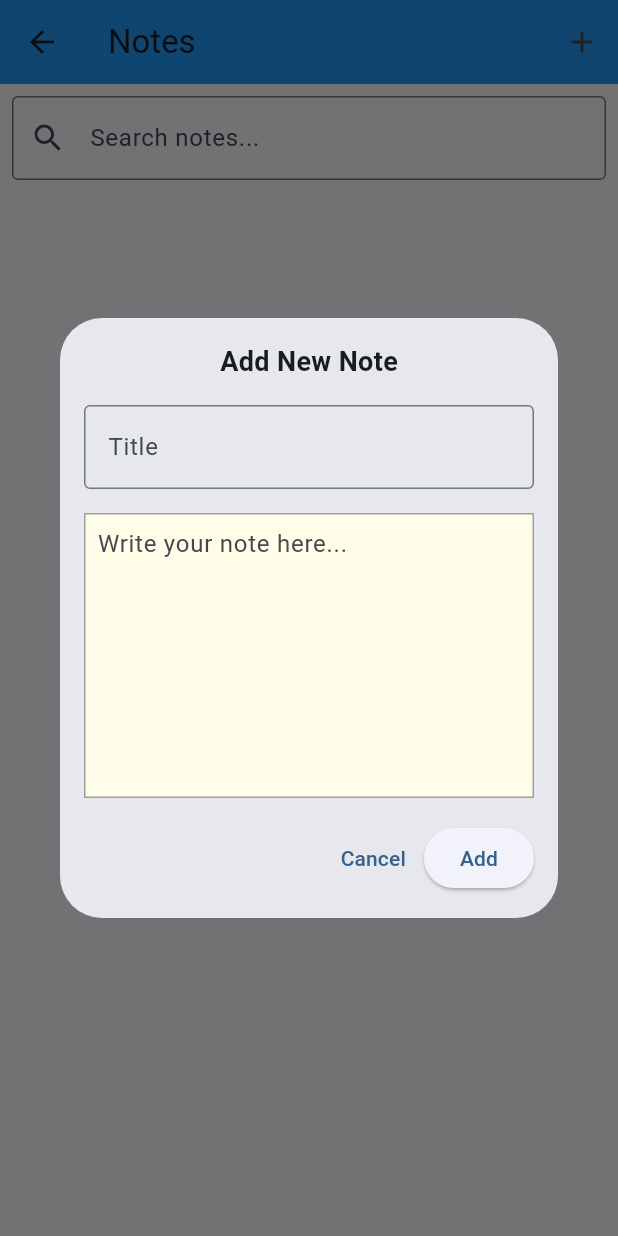
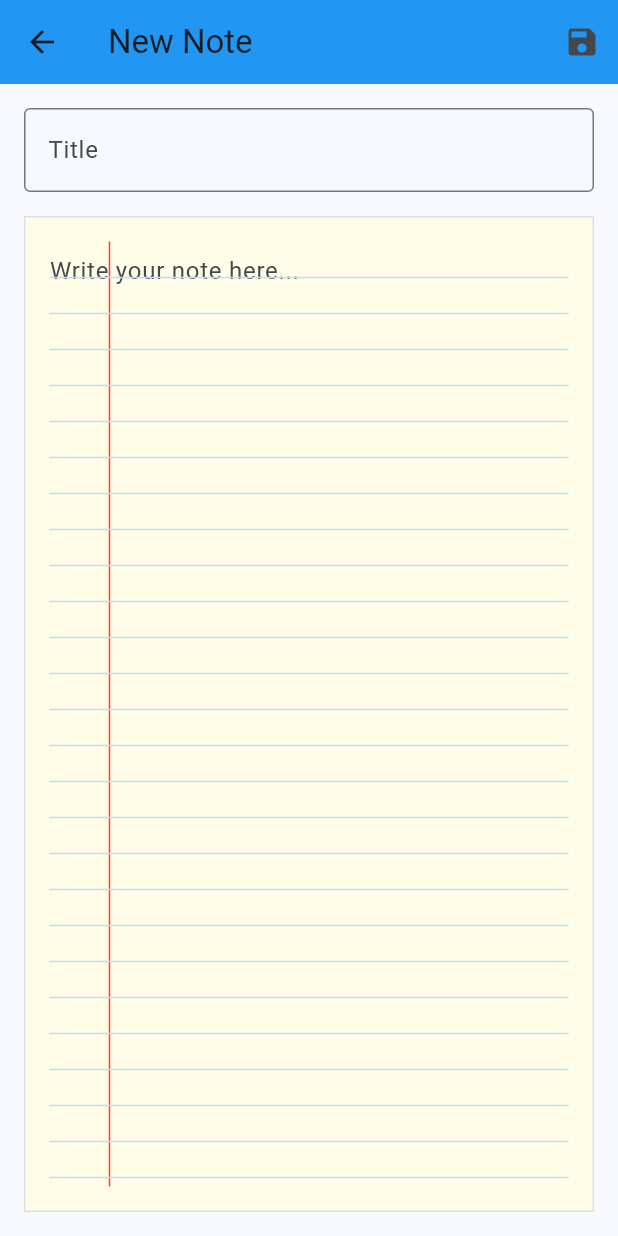
Before and after one commit to DBEST-EZRA/KAG-Daraja-Flutter, a Flutter app: the NotesPage screen opened directly, after a tap on the "add" icon, on a phone screen of 412 x 824 dp. Run offline on Flutter 3.47's test engine with Material 3 defaults, Android fonts, the phone set to English and light mode, and no system bars; our stand-ins replace share_plus, sqflite, youtube_player_flutter; accounts and stored records are empty.

Commit message:
working to notes

```diff
--- /dev/null
+++ b/lib/pages/note_editor_page.dart
@@ -0,0 +1,139 @@
+// note_editor_page.dart
+import 'package:flutter/material.dart';
+import 'note_model.dart';
+import 'note_liner.dart';
+
+class NoteEditorPage extends StatefulWidget {
+  final Note? note;
+
+  const NoteEditorPage({super.key, this.note});
+
+  @override
+  State<NoteEditorPage> createState() => _NoteEditorPageState();
+}
+
+class _NoteEditorPageState extends State<NoteEditorPage> {
+  final _titleController = TextEditingController();
+  final _contentController = TextEditingController();
+  final _formKey = GlobalKey<FormState>();
+
+  @override
+  void initState() {
+    super.initState();
+    if (widget.note != null) {
+      _titleController.text = widget.note!.title;
+      _contentController.text = widget.note!.content;
+    }
+  }
+
+  void _saveNote() async {
+    if (_formKey.currentState!.validate()) {
+      final title = _titleController.text.trim().isEmpty
+          ? 'Untitled Note'
+          : _titleController.text.trim();
+      final content = _contentController.text.trim();
+
+      if (content.isEmpty) {
+        ScaffoldMessenger.of(context).showSnackBar(
+          const SnackBar(content: Text('Note content cannot be empty.')),
+        );
+        return;
+      }
+
+      if (widget.note == null) {
+        // Create new note
+        await NoteDatabase.instance.create(
+          Note(title: title, content: content, creationTime: DateTime.now()),
+        );
+      } else {
+        // Update existing note
+        await NoteDatabase.instance.update(
+          Note(
+            id: widget.note!.id,
+            title: title,
+            content: content,
+            creationTime: widget.note!.creationTime,
+          ),
+        );
+      }
+
+      if (mounted) {
+        Navigator.pop(context, true); // Pop and signal successful save
+      }
+    }
+  }
+
+  @override
+  void dispose() {
+    _titleController.dispose();
+    _contentController.dispose();
+    super.dispose();
+  }
+
+  @override
+  Widget build(BuildContext context) {
+    final isEditing = widget.note != null;
+    return Scaffold(
+      appBar: AppBar(
+        title: Text(isEditing ? 'Edit Note' : 'New Note'),
+        backgroundColor: Colors.blue,
+        actions: [
+          IconButton(
+            icon: const Icon(Icons.save),
+            onPressed: _saveNote,
+            tooltip: 'Save Note',
+          ),
+        ],
+      ),
+      body: Form(
+        key: _formKey,
+        child: Padding(
+          padding: const EdgeInsets.all(16.0),
+          child: Column(
+            children: [
+              TextFormField(
+                controller: _titleController,
+                decoration: const InputDecoration(
+                  labelText: 'Title',
+                  border: OutlineInputBorder(),
+                ),
+                validator: (value) {
+                  if (value == null || value.trim().isEmpty) {
+                    return 'Title cannot be empty';
+                  }
+                  return null;
+                },
+              ),
+              const SizedBox(height: 16),
+              Expanded(
+                child: NotebookLiner(
+                  child: TextFormField(
+                    controller: _contentController,
+                    maxLines: null,
+                    expands: true,
+                    textAlignVertical: TextAlignVertical.top,
+                    decoration: const InputDecoration(
+                      hintText: 'Write your note here...',
+                      border: InputBorder.none,
+                      contentPadding: EdgeInsets.only(top: 8, bottom: 8),
+                    ),
+                    style: const TextStyle(
+                      fontSize: 16,
+                      height: 24 / 16,
+                    ), // Adjust to line height
+                    validator: (value) {
+                      if (value == null || value.trim().isEmpty) {
+                        return 'Content cannot be empty';
+                      }
+                      return null;
+                    },
+                  ),
+                ),
+              ),
+            ],
+          ),
+        ),
+      ),
+    );
+  }
+}
--- /dev/null
+++ b/lib/pages/note_liner.dart
@@ -0,0 +1,56 @@
+// note_liner.dart
+import 'package:flutter/material.dart';
+
+class NotebookLiner extends StatelessWidget {
+  final Widget child;
+  final bool showHorizontalLines;
+
+  const NotebookLiner({
+    super.key,
+    required this.child,
+    this.showHorizontalLines = true,
+  });
+
+  @override
+  Widget build(BuildContext context) {
+    return Container(
+      padding: const EdgeInsets.all(16.0),
+      decoration: BoxDecoration(
+        color: Colors.yellow[50],
+        border: Border.all(color: Colors.grey.shade300),
+      ),
+      child: CustomPaint(
+        foregroundPainter: showHorizontalLines ? _NotebookPainter() : null,
+        child: child,
+      ),
+    );
+  }
+}
+
+class _NotebookPainter extends CustomPainter {
+  @override
+  void paint(Canvas canvas, Size size) {
+    // Red Margin Line (Vertical)
+    final marginPaint = Paint()
+      ..color = Colors.red
+      ..strokeWidth = 1.0;
+    const marginX = 40.0;
+    canvas.drawLine(
+      Offset(marginX, 0),
+      Offset(marginX, size.height),
+      marginPaint,
+    );
+
+    // Blue Horizontal Lines
+    final linePaint = Paint()
+      ..color = Colors.blue.shade100
+      ..strokeWidth = 1.0;
+    const lineHeight = 24.0; // Standard line height
+    for (double i = lineHeight; i < size.height; i += lineHeight) {
+      canvas.drawLine(Offset(0, i), Offset(size.width, i), linePaint);
+    }
+  }
+
+  @override
+  bool shouldRepaint(covariant CustomPainter oldDelegate) => false;
+}
--- /dev/null
+++ b/lib/pages/note_model.dart
@@ -0,0 +1,119 @@
+// note_model.dart
+import 'package:sqflite/sqflite.dart';
+import 'package:path/path.dart';
+
+class Note {
+  final int? id;
+  final String title;
+  final String content;
+  final DateTime creationTime;
+
+  Note({
+    this.id,
+    required this.title,
+    required this.content,
+    required this.creationTime,
+  });
+
+  Map<String, dynamic> toMap() {
+    return {
+      'id': id,
+      'title': title,
+      'content': content,
+      'creationTime': creationTime.toIso8601String(),
+    };
+  }
+
+  static Note fromMap(Map<String, dynamic> map) {
+    return Note(
+      id: map['id'] as int?,
+      title: map['title'] as String,
+      content: map['content'] as String,
+      creationTime: DateTime.parse(map['creationTime'] as String),
+    );
+  }
+
+  // Extension to allow copying with new ID after insertion
+  Note copyWith({
+    int? id,
+    String? title,
+    String? content,
+    DateTime? creationTime,
+  }) {
+    return Note(
+      id: id ?? this.id,
+      title: title ?? this.title,
+      content: content ?? this.content,
+      creationTime: creationTime ?? this.creationTime,
+    );
+  }
+}
+
+class NoteDatabase {
+  static final NoteDatabase instance = NoteDatabase._init();
+  static Database? _database;
+  NoteDatabase._init();
+
+  final String tableName = 'notes';
+
+  Future<Database> get database async {
+    if (_database != null) return _database!;
+    _database = await _initDB('notes.db');
+    return _database!;
+  }
+
+  Future<Database> _initDB(String filePath) async {
+    final dbPath = await getDatabasesPath();
+    final path = join(dbPath, filePath);
+
+    return await openDatabase(path, version: 1, onCreate: _createDB);
+  }
+
+  Future _createDB(Database db, int version) async {
+    const idType = 'INTEGER PRIMARY KEY AUTOINCREMENT';
+    const textType = 'TEXT NOT NULL';
+
+    await db.execute('''
+      CREATE TABLE $tableName (
+        id $idType,
+        title $textType,
+        content $textType,
+        creationTime $textType
+      )
+    ''');
+  }
+
+  Future<Note> create(Note note) async {
+    final db = await instance.database;
+    final id = await db.insert(tableName, note.toMap());
+    return note.copyWith(id: id);
+  }
+
+  Future<List<Note>> readAllNotes() async {
+    final db = await instance.database;
+    const orderBy = 'creationTime DESC';
+    final result = await db.query(tableName, orderBy: orderBy);
+
+    return result.map((json) => Note.fromMap(json)).toList();
+  }
+
+  Future<int> update(Note note) async {
+    final db = await instance.database;
+    return db.update(
+      tableName,
+      note.toMap(),
+      where: 'id = ?',
+      whereArgs: [note.id],
+    );
+  }
+
+  Future<int> delete(int id) async {
+    final db = await instance.database;
+    return await db.delete(tableName, where: 'id = ?', whereArgs: [id]);
+  }
+
+  Future close() async {
+    final db = await instance.database;
+    db.close();
+  }
+}
--- a/lib/pages/notes_page.dart
+++ b/lib/pages/notes_page.dart
@@ -1,5 +1,9 @@
+// notes_page.dart (Your main file, replacing the old content)
 import 'package:flutter/material.dart';
 import 'package:share_plus/share_plus.dart';
+import 'note_model.dart';
+import 'note_editor_page.dart';
+import 'note_viewer_page.dart';
 
 class NotesPage extends StatefulWidget {
   const NotesPage({super.key});
@@ -8,28 +12,40 @@ class NotesPage extends StatefulWidget {
   State<NotesPage> createState() => _NotesPageState();
 }
 
-class Note {
-  String title;
-  String content;
-
-  Note({required this.title, required this.content});
-}
-
 class _NotesPageState extends State<NotesPage> {
-  final List<Note> _notes = [];
+  List<Note> _notes = [];
+  List<Note> _filteredNotes = [];
   final TextEditingController _searchController = TextEditingController();
-  List<Note> _filteredNotes = [];
+  bool _isLoading = true;
 
   @override
   void initState() {
     super.initState();
-    _filteredNotes = _notes;
+    _refreshNotes();
     _searchController.addListener(_searchNotes);
   }
 
+  @override
+  void dispose() {
+    _searchController.removeListener(_searchNotes);
+    _searchController.dispose();
+    super.dispose();
+  }
+
+  // Database Refresh Method
+  Future _refreshNotes() async {
+    setState(() => _isLoading = true);
+    _notes = await NoteDatabase.instance.readAllNotes();
+    _searchNotes(); // Re-apply search filter
+    setState(() => _isLoading = false);
+  }
+
   void _searchNotes() {
-    String query = _searchController.text.toLowerCase();
+    final query = _searchController.text.toLowerCase();
     setState(() {
+      if (query.isEmpty) {
+        _filteredNotes = _notes;
+      } else {
         _filteredNotes = _notes
             .where(
               (note) =>
@@ -37,168 +53,77 @@ class _NotesPageState extends State<NotesPage> {
                   note.content.toLowerCase().contains(query),
             )
             .toList();
+      }
     });
   }
 
-  void _addNote() {
-    String title = '';
-    String content = '';
+  // Navigation Handlers
+  void _navigateToAddNote() async {
+    final result = await Navigator.push(
+      context,
+      MaterialPageRoute(builder: (context) => const NoteEditorPage()),
+    );
+    if (result == true) {
+      _refreshNotes();
+    }
+  }
 
-    showDialog(
-      context: context,
-      builder: (context) {
-        return Dialog(
-          child: SizedBox(
-            height: 400,
-            child: Padding(
-              padding: const EdgeInsets.all(16.0),
-              child: Column(
-                children: [
-                  Text(
-                    'Add New Note',
-                    style: TextStyle(fontSize: 18, fontWeight: FontWeight.bold),
+  void _navigateToViewNote(Note note) async {
+    // The NoteViewerPage handles the logic for edit/delete, then pops back
+    final result = await Navigator.push(
+      context,
+      MaterialPageRoute(
+        builder: (context) => NoteViewerPage(
+          note: note,
+          onDelete: () async {
+            await NoteDatabase.instance.delete(note.id!);
+            _refreshNotes();
+          },
+          onEdit: () async {
+            Navigator.pop(context); // Close viewer page
+            final editResult = await Navigator.push(
+              context,
+              MaterialPageRoute(
+                builder: (context) => NoteEditorPage(note: note),
               ),
-                  const SizedBox(height: 16),
-                  TextField(
-                    decoration: const InputDecoration(
-                      labelText: 'Title',
-                      border: OutlineInputBorder(),
-                    ),
-                    onChanged: (value) => title = value,
-                  ),
-                  const SizedBox(height: 16),
-                  Expanded(
-                    child: Container(
-                      decoration: BoxDecoration(
-                        border: Border.all(color: Colors.grey),
-                        color: Colors.yellow[50],
-                      ),
-                      child: TextField(
-                        maxLines: null,
-                        expands: true,
-                        decoration: const InputDecoration(
-                          hintText: 'Write your note here...',
-                          border: InputBorder.none,
-                          contentPadding: EdgeInsets.all(8),
-                        ),
-                        onChanged: (value) => content = value,
-                      ),
-                    ),
-                  ),
-                  const SizedBox(height: 16),
-                  Row(
-                    mainAxisAlignment: MainAxisAlignment.end,
-                    children: [
-                      TextButton(
-                        onPressed: () => Navigator.pop(context),
-                        child: const Text('Cancel'),
-                      ),
-                      ElevatedButton(
-                        onPressed: () {
-                          if (title.trim().isEmpty && content.trim().isEmpty)
-                            return;
-                          setState(() {
-                            _notes.add(Note(title: title, content: content));
-                            _filteredNotes = _notes;
-                          });
-                          Navigator.pop(context);
+            );
+            if (editResult == true) {
+              _refreshNotes();
+            }
           },
-                        child: const Text('Add'),
-                      ),
-                    ],
-                  ),
-                ],
-              ),
         ),
       ),
     );
-      },
-    );
+    if (result == true) {
+      _refreshNotes();
     }
-
-  void _viewNote(Note note) {
-    showDialog(
-      context: context,
-      builder: (context) {
-        return Dialog(
-          child: SizedBox(
-            height: 400,
-            child: Padding(
-              padding: const EdgeInsets.all(16.0),
-              child: Column(
-                children: [
-                  Text(
-                    note.title,
-                    style: const TextStyle(
-                      fontSize: 18,
-                      fontWeight: FontWeight.bold,
-                    ),
-                  ),
-                  const SizedBox(height: 16),
-                  Expanded(
-                    child: SingleChildScrollView(
-                      child: Container(
-                        padding: const EdgeInsets.all(8),
-                        decoration: BoxDecoration(
-                          border: Border.all(color: Colors.grey),
-                          color: Colors.yellow[50],
-                        ),
-                        child: Text(
-                          note.content,
-                          style: const TextStyle(fontSize: 16),
-                        ),
-                      ),
-                    ),
-                  ),
-                  const SizedBox(height: 16),
-                  Row(
-                    mainAxisAlignment: MainAxisAlignment.end,
-                    children: [
-                      IconButton(
-                        onPressed: () {
-                          Share.share('${note.title}\n\n${note.content}');
-                        },
-                        icon: const Icon(Icons.share),
-                      ),
-                      IconButton(
-                        onPressed: () {
-                          setState(() {
-                            _notes.remove(note);
-                            _filteredNotes = _notes;
-                          });
-                          Navigator.pop(context);
-                        },
-                        icon: const Icon(Icons.delete),
-                        color: Colors.red,
-                      ),
-                      TextButton(
-                        onPressed: () => Navigator.pop(context),
-                        child: const Text('Close'),
-                      ),
-                    ],
-                  ),
-                ],
-              ),
-            ),
-          ),
-        );
-      },
-    );
-  }
-
-  @override
-  void dispose() {
-    _searchController.dispose();
-    super.dispose();
   }
 
   @override
   Widget build(BuildContext context) {
     return Scaffold(
       appBar: AppBar(
-        title: const Text('Notes'),
+        title: const Text(
+          'My Notes',
+          style: TextStyle(
+            color: Colors.white, // <--- Add this line
+          ),
+        ),
         backgroundColor: Colors.blue,
-        actions: [IconButton(onPressed: _addNote, icon: const Icon(Icons.add))],
+        actions: [
+          CircleAvatar(
+            radius: 20, // Adjust size as needed
+            backgroundColor: Colors.orange, // The orange circle background
+            child: IconButton(
+              icon: const Icon(
+                Icons.add,
+                color: Colors.white, // The white icon color
+              ),
+              onPressed: _navigateToAddNote,
+              tooltip: 'Add New Note',
+            ),
+          ),
+        ],
       ),
       body: Column(
         children: [
@@ -207,28 +132,51 @@ class _NotesPageState extends State<NotesPage> {
             child: TextField(
               controller: _searchController,
               decoration: const InputDecoration(
-                hintText: 'Search notes...',
+                hintText: 'Search notes by title or content...',
                 prefixIcon: Icon(Icons.search),
                 border: OutlineInputBorder(),
               ),
             ),
           ),
           Expanded(
-            child: _filteredNotes.isEmpty
-                ? const Center(child: Text('No notes found'))
-                : ListView.builder(
+            child: _isLoading
+                ? const Center(child: CircularProgressIndicator())
+                : _filteredNotes.isEmpty
+                ? Center(
+                    child: Text(
+                      _searchController.text.isEmpty
+                          ? 'No notes saved yet. Tap + to add one.'
+                          : 'No matching notes found.',
+                      style: TextStyle(color: Colors.grey[600]),
+                      textAlign: TextAlign.center,
+                    ),
+                  )
+                : ListView.separated(
                     itemCount: _filteredNotes.length,
+                    separatorBuilder: (context, index) =>
+                        const Divider(height: 1, indent: 16, endIndent: 16),
                     itemBuilder: (context, index) {
                       final note = _filteredNotes[index];
+                      final preview = note.content.length > 50
+                          ? '${note.content.substring(0, 50).trim()}...'
+                          : note.content;
                       return ListTile(
-                        title: Text(note.title),
+                        title: Text(
+                          note.title,
+                          style: const TextStyle(fontWeight: FontWeight.bold),
+                        ),
+                        subtitle: Text(
+                          preview,
+                          maxLines: 1,
+                          overflow: TextOverflow.ellipsis,
+                        ),
                         trailing: IconButton(
-                          icon: const Icon(Icons.share),
+                          icon: const Icon(Icons.share, size: 20),
                           onPressed: () {
                             Share.share('${note.title}\n\n${note.content}');
                           },
                         ),
-                        onTap: () => _viewNote(note),
+                        onTap: () => _navigateToViewNote(note),
                       );
                     },
                   ),
--- a/pubspec.yaml
+++ b/pubspec.yaml
@@ -39,6 +39,12 @@ dependencies:
   # The following adds the Cupertino Icons font to your application.
   # Use with the CupertinoIcons class for iOS style icons.
   cupertino_icons: ^1.0.8
+
+  sqflite: ^2.3.0
+
+  path: ^1.8.4
+
+  intl: ^0.18.1
 
 dev_dependencies:
   flutter_test:
```
Also changed, not shown: lib/pages/note_viewer_page.dart (added, +106 -0 lines), pubspec.lock, 1 other file. Lines whose indentation alone changed are shown as unchanged.
